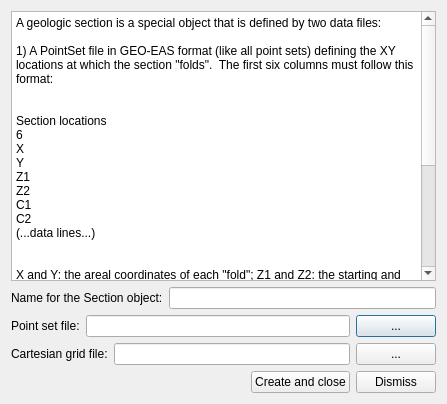
Before: the Qt Designer form dialogs/sectiondialog.ui in PauloCarvalhoRJ/gammaray, drawn with Qt 5.
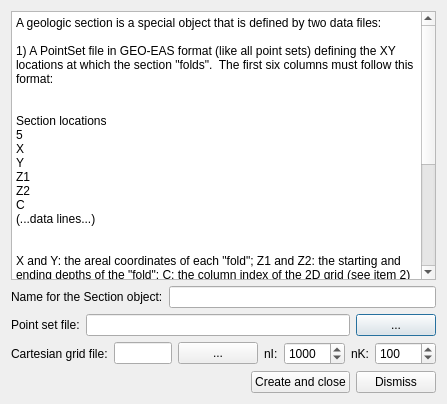
After: the same form once the commit is applied.

Commit message: SectionDialog: completed functionality.

What changed in the file:
```diff
--- a/dialogs/sectiondialog.ui
+++ b/dialogs/sectiondialog.ui
@@ -31,6 +31,9 @@
      <property name="horizontalScrollBarPolicy">
       <enum>Qt::ScrollBarAlwaysOff</enum>
      </property>
+     <property name="readOnly">
+      <bool>true</bool>
+     </property>
      <property name="plainText">
       <string>A geologic section is a special object that is defined by two data files:
 
@@ -38,19 +41,18 @@
 
 &lt;begin of file&gt;
 Section locations
-6
+5
 X
 Y
 Z1
 Z2
-C1
-C2
+C
 (...data lines...)
 &lt;end of file&gt;
 
-X and Y: the areal coordinates of each &quot;fold&quot;; Z1 and Z2: the starting and ending depths of the &quot;fold&quot;; C1 and C2: the starting and ending column indexes of the 2D grid (see item 2) below).  The PointSet must have at least two data rows to define a minimum Section.
+X and Y: the areal coordinates of each &quot;fold&quot;; Z1 and Z2: the starting and ending depths of the &quot;fold&quot;; C: the column index of the 2D grid (see item 2) below) at the &quot;fold&quot;.  The PointSet must have at least two data rows to define a minimum Section.  The names of these variables can vary, but the program will assume, for instance, that the 1st variable is the X coordinate.
 
-2) A CartesianGrid in GEO-EAS format (like all Cartesian grids) containing the data of the Section.  It is a 2D grid with I columns, K layers and only one row forming a &quot;wall&quot;, which is &quot;folded&quot; at the XY locations defined by the PointSet object.  This grid can contain any number of variables (at least one).
+2) A CartesianGrid in GEO-EAS format (like all Cartesian grids) containing the data of the Section.  It is a 2D grid with nI columns, nK layers and only one row forming a &quot;wall&quot;, which is &quot;folded&quot; at the XY locations defined by the PointSet object.  This grid can contain any number of variables (at least one).  The other grid parameters (e.g. cell sizes) are ignored.
 
 Both files will be copied to the project directory and will appear as child objects of the parent Section object in the project tree.</string>
      </property>
@@ -83,10 +85,23 @@
       </widget>
      </item>
      <item>
-      <widget class="QLineEdit" name="txtPathToPointSet"/>
+      <widget class="QLineEdit" name="txtPathToPointSet">
+       <property name="sizePolicy">
+        <sizepolicy hsizetype="Expanding" vsizetype="Fixed">
+         <horstretch>0</horstretch>
+         <verstretch>0</verstretch>
+        </sizepolicy>
+       </property>
+      </widget>
      </item>
      <item>
       <widget class="QPushButton" name="btnChoosePointSet">
+       <property name="sizePolicy">
+        <sizepolicy hsizetype="Minimum" vsizetype="Fixed">
+         <horstretch>0</horstretch>
+         <verstretch>0</verstretch>
+        </sizepolicy>
+       </property>
        <property name="text">
         <string>...</string>
        </property>
@@ -113,6 +128,52 @@
        </property>
       </widget>
      </item>
+     <item>
+      <widget class="QLabel" name="label_4">
+       <property name="text">
+        <string>nI:</string>
+       </property>
+      </widget>
+     </item>
+     <item>
+      <widget class="QSpinBox" name="spinNI">
+       <property name="minimum">
+        <number>1</number>
+       </property>
+       <property name="maximum">
+        <number>50000</number>
+       </property>
+       <property name="singleStep">
+        <number>10</number>
+       </property>
+       <property name="value">
+        <number>1000</number>
+       </property>
+      </widget>
+     </item>
+     <item>
+      <widget class="QLabel" name="label_5">
+       <property name="text">
+        <string>nK:</string>
+       </property>
+      </widget>
+     </item>
+     <item>
+      <widget class="QSpinBox" name="spinNK">
+       <property name="minimum">
+        <number>1</number>
+       </property>
+       <property name="maximum">
+        <number>10000</number>
+       </property>
+       <property name="singleStep">
+        <number>10</number>
+       </property>
+       <property name="value">
+        <number>100</number>
+       </property>
+      </widget>
+     </item>
     </layout>
    </item>
    <item>
```
The commit also changes 1 other file.
